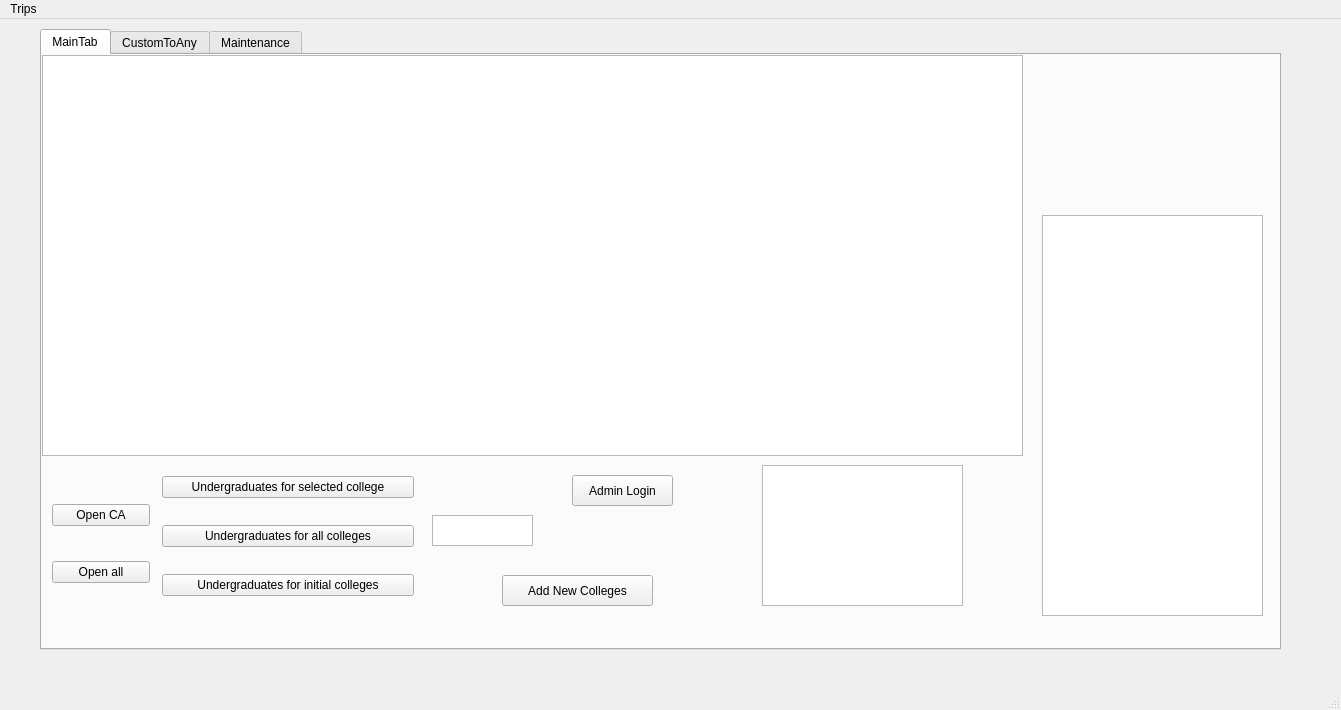
Before: the Qt Designer form CollegeTouring/mainwindow.ui in Savant-sys/College-Touring, drawn with Qt 5.
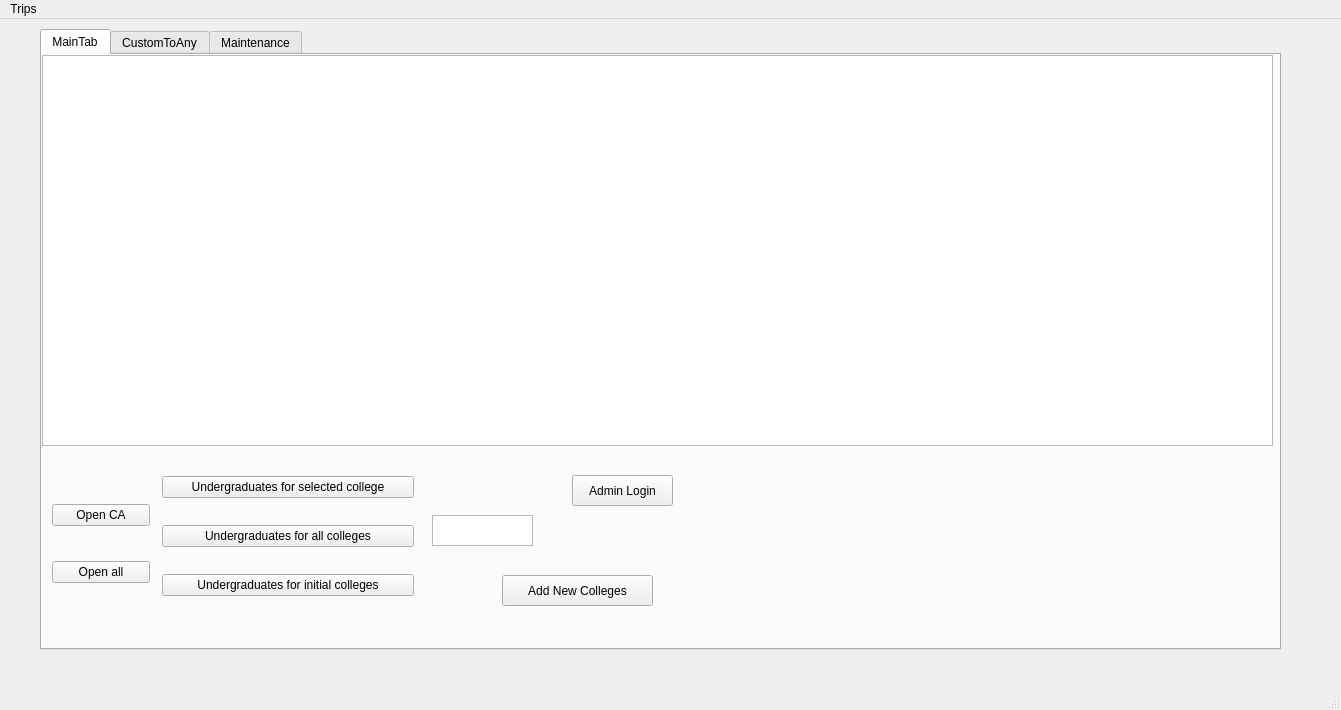
After: the same form once the commit is applied.

Patch:
```diff
--- a/CollegeTouring/mainwindow.ui
+++ b/CollegeTouring/mainwindow.ui
@@ -45,28 +45,8 @@
          <rect>
           <x>0</x>
           <y>0</y>
-          <width>981</width>
-          <height>401</height>
-         </rect>
-        </property>
-       </widget>
-       <widget class="QListWidget" name="customList">
-        <property name="geometry">
-         <rect>
-          <x>720</x>
-          <y>410</y>
-          <width>201</width>
-          <height>141</height>
-         </rect>
-        </property>
-       </widget>
-       <widget class="QListWidget" name="menuList">
-        <property name="geometry">
-         <rect>
-          <x>1000</x>
-          <y>160</y>
-          <width>221</width>
-          <height>401</height>
+          <width>1231</width>
+          <height>391</height>
          </rect>
         </property>
        </widget>
```
Left out of the diff: 2 changed lines with no effect on the pictures.
